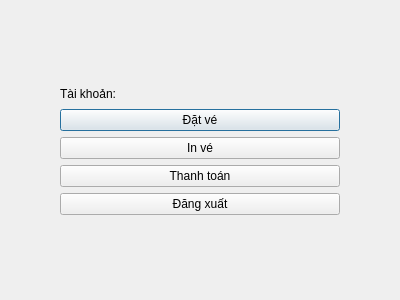
The window that airline-gui/clientmenu.ui (nothign-us/Beta) describes before a commit, drawn with Qt 5.
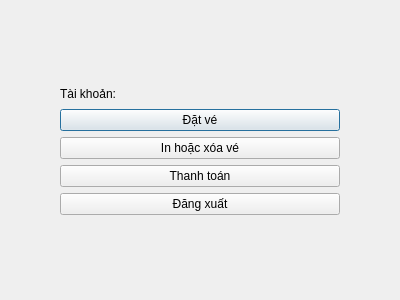
The same window after the commit.

The edit to the form file:
```diff
--- a/airline-gui/clientmenu.ui
+++ b/airline-gui/clientmenu.ui
@@ -133,7 +133,7 @@
       <item>
        <widget class="QPushButton" name="printTicketButton">
         <property name="text">
-         <string>In vé</string>
+         <string>In hoặc xóa vé</string>
         </property>
        </widget>
       </item>
```
